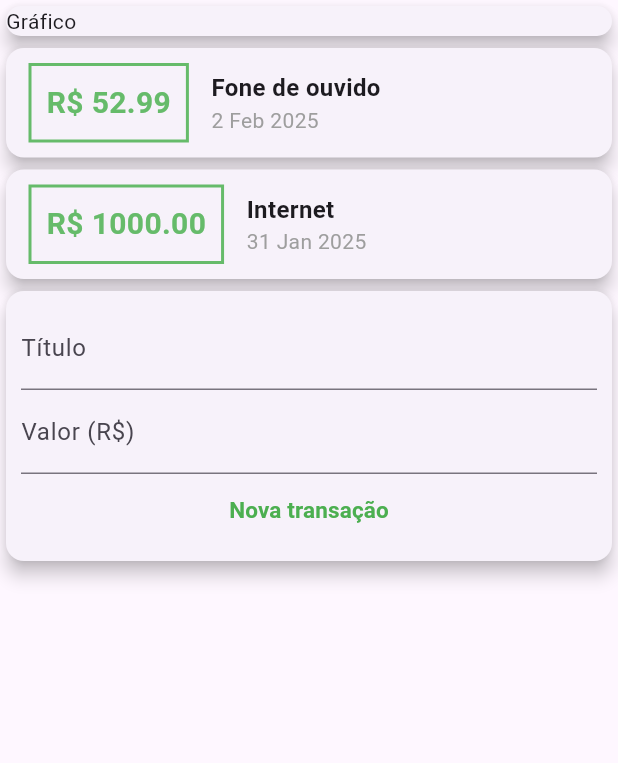
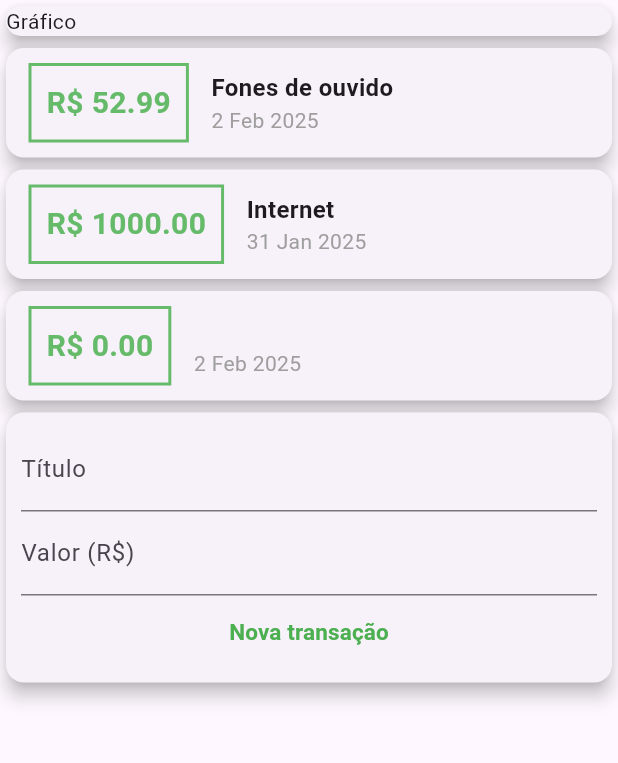
Before and after one commit to mateusalmeiida/despesas-pessoais-flutter, a Flutter app: the screen it shows after launch, after a tap on "Nova transação", on a phone screen of 412 x 824 dp, the part 84-847 px from its top. Run offline on Flutter 3.47's test engine with Material 3 defaults, Android fonts, the light colour scheme and no system bars.

Commit message:
Cadastro de novas transações habilitado

```diff
--- a/lib/components/transaction_form.dart
+++ b/lib/components/transaction_form.dart
@@ -4,7 +4,9 @@ class TransactionForm extends StatelessWidget {
   final _titleController = TextEditingController();
   final _valueController = TextEditingController();
 
-  TransactionForm({super.key});
+  final void Function(String, double) onSubmit;
+
+  TransactionForm({required this.onSubmit, super.key});
 
   @override
   Widget build(BuildContext context) {
@@ -24,8 +26,9 @@ class TransactionForm extends StatelessWidget {
             ),
             TextButton(
                 onPressed: () {
-                  print(_titleController.text);
-                  print(_valueController.text);
+                  final title = _titleController.text;
+                  final value = double.tryParse(_valueController.text) ?? 0.0;
+                  onSubmit(title, value);
                 },
                 child: Text(
                   'Nova transação',
--- a/lib/components/transaction_user.dart
+++ b/lib/components/transaction_user.dart
@@ -1,3 +1,5 @@
+import 'dart:math';
+
 import 'package:flutter/material.dart';
 import 'transaction_form.dart';
 import 'transaction_list.dart';
@@ -7,30 +9,40 @@ class TransactionUser extends StatefulWidget {
   const TransactionUser({super.key});
 
   @override
-  State<TransactionUser> createState() {
-    return _TransactionUserState();
-  }
+  State<TransactionUser> createState() => _TransactionUserState();
 }
 
 class _TransactionUserState extends State<TransactionUser> {
-  @override
-  Widget build(BuildContext context) {
   final List<Transaction> transactions = [
     Transaction(
-          id: 't1',
-          title: 'Fone de ouvido',
-          value: 52.99,
-          date: DateTime.now()),
+        id: 't1', title: 'Fones de ouvido', value: 52.99, date: DateTime.now()),
     Transaction(
         id: 't2',
         title: 'Internet',
         value: 1000,
         date: DateTime(2025, 1, 31, 10, 20)),
   ];
+
+  @override
+  Widget build(BuildContext context) {
+    void addTransaction(String title, double value) {
+      final Transaction newTransaction = Transaction(
+          id: Random().nextDouble().toString(),
+          title: title,
+          value: value,
+          date: DateTime.now());
+
+      setState(() {
+        transactions.add(newTransaction);
+      });
+    }
+
     return Column(
       children: [
         TransactionList(transactions: transactions),
-        TransactionForm(),
+        TransactionForm(
+          onSubmit: addTransaction,
+        ),
       ],
     );
   }
```
Lines whose indentation alone changed are shown as unchanged.
